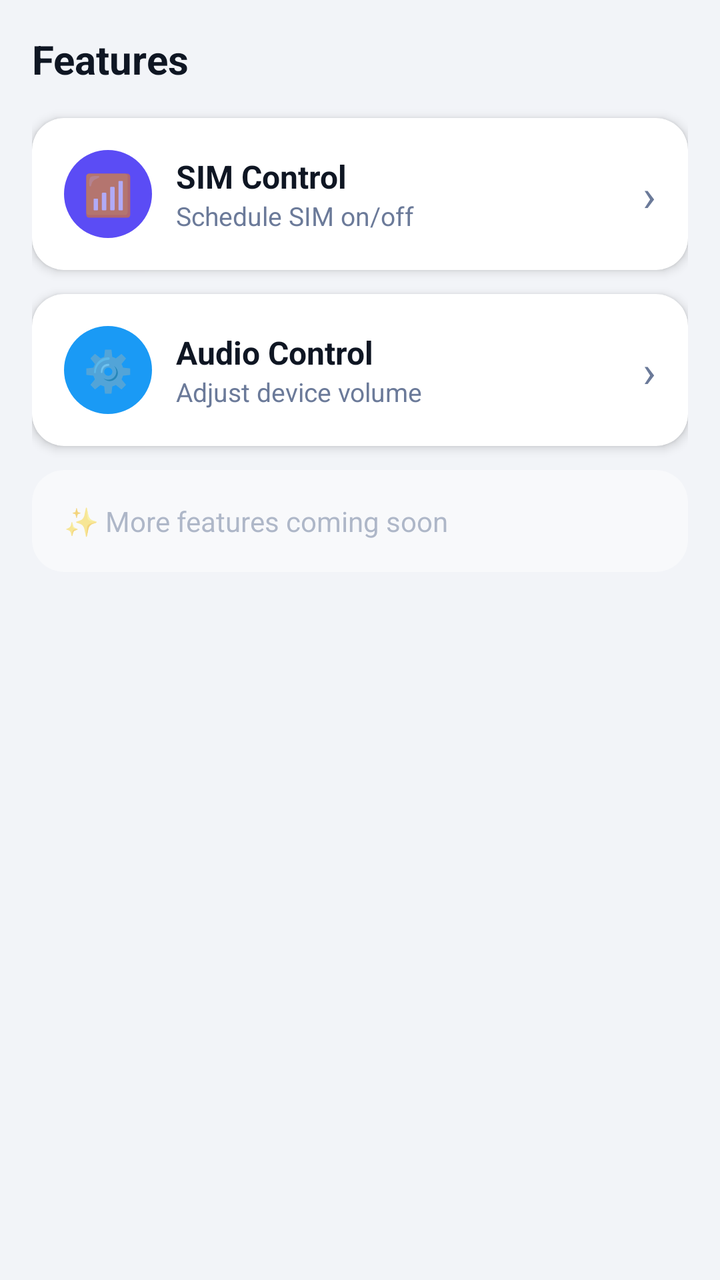
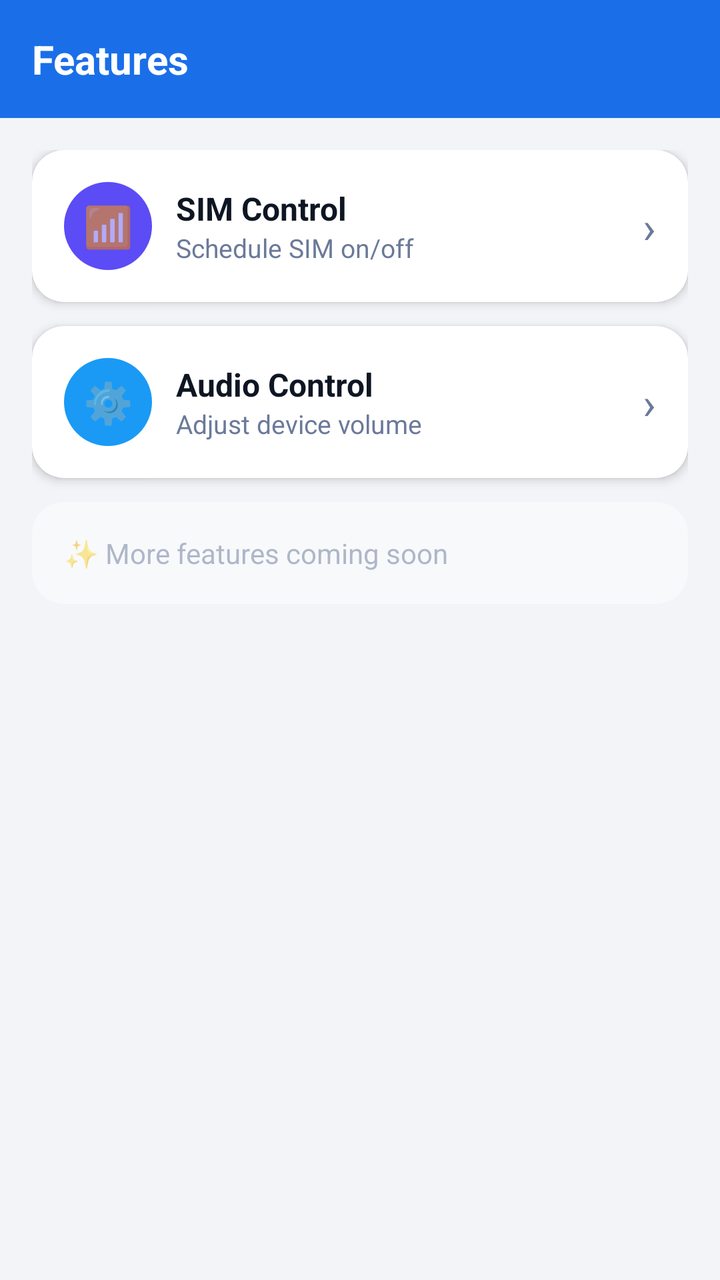

Two renders of the same Android screen: before a commit and after it. Below are the layout's source before the change and the commit's diff.
<!-- AndroidManifest.xml: application theme Theme.SimScheduler -->
<!-- res/layout/fragment_feature_list.xml -->
<?xml version="1.0" encoding="utf-8"?>
<ScrollView xmlns:android="http://schemas.android.com/apk/res/android"
    xmlns:app="http://schemas.android.com/apk/res-auto"
    android:layout_width="match_parent"
    android:layout_height="match_parent"
    android:background="@color/background">

    <LinearLayout
        android:layout_width="match_parent"
        android:layout_height="wrap_content"
        android:orientation="vertical"
        android:padding="16dp">

        
        <TextView
            android:layout_width="match_parent"
            android:layout_height="wrap_content"
            android:text="Features"
            android:textSize="20sp"
            android:textStyle="bold"
            android:textColor="@color/text_primary"
            android:layout_marginBottom="16dp"/>

        
        <androidx.cardview.widget.CardView
            android:id="@+id/simControlCard"
            android:layout_width="match_parent"
            android:layout_height="wrap_content"
            android:layout_marginBottom="12dp"
            android:clickable="true"
            android:focusable="true"
            android:foreground="?attr/selectableItemBackground"
            app:cardCornerRadius="16dp"
            app:cardElevation="3dp"
            app:cardBackgroundColor="@color/card_background">

            <LinearLayout
                android:layout_width="match_parent"
                android:layout_height="wrap_content"
                android:orientation="horizontal"
                android:gravity="center_vertical"
                android:padding="16dp">

                <TextView
                    android:layout_width="44dp"
                    android:layout_height="44dp"
                    android:text="📶"
                    android:textSize="20sp"
                    android:gravity="center"
                    android:background="@drawable/sim_badge"
                    android:layout_marginEnd="12dp"/>

                <LinearLayout
                    android:layout_width="0dp"
                    android:layout_height="wrap_content"
                    android:layout_weight="1"
                    android:orientation="vertical">

                    <TextView
                        android:layout_width="wrap_content"
                        android:layout_height="wrap_content"
                        android:text="SIM Control"
                        android:textSize="16sp"
                        android:textStyle="bold"
                        android:textColor="@color/text_primary"/>

                    <TextView
                        android:layout_width="wrap_content"
                        android:layout_height="wrap_content"
                        android:text="Schedule SIM on/off"
                        android:textSize="13sp"
                        android:textColor="@color/text_secondary"/>
                </LinearLayout>

                <TextView
                    android:layout_width="wrap_content"
                    android:layout_height="wrap_content"
                    android:text="›"
                    android:textSize="22sp"
                    android:textColor="@color/text_secondary"/>
            </LinearLayout>
        </androidx.cardview.widget.CardView>

        
        <androidx.cardview.widget.CardView
            android:id="@+id/audioControlCard"
            android:layout_width="match_parent"
            android:layout_height="wrap_content"
            android:layout_marginBottom="12dp"
            android:clickable="true"
            android:focusable="true"
            android:foreground="?attr/selectableItemBackground"
            app:cardCornerRadius="16dp"
            app:cardElevation="3dp"
            app:cardBackgroundColor="@color/card_background">

            <LinearLayout
                android:layout_width="match_parent"
                android:layout_height="wrap_content"
                android:orientation="horizontal"
                android:gravity="center_vertical"
                android:padding="16dp">

                <TextView
                    android:layout_width="44dp"
                    android:layout_height="44dp"
                    android:text="⚙️"
                    android:textSize="20sp"
                    android:gravity="center"
                    android:background="@drawable/sim_badge_2"
                    android:layout_marginEnd="12dp"/>

                <LinearLayout
                    android:layout_width="0dp"
                    android:layout_height="wrap_content"
                    android:layout_weight="1"
                    android:orientation="vertical">

                    <TextView
                        android:layout_width="wrap_content"
                        android:layout_height="wrap_content"
                        android:text="Audio Control"
                        android:textSize="16sp"
                        android:textStyle="bold"
                        android:textColor="@color/text_primary"/>

                    <TextView
                        android:layout_width="wrap_content"
                        android:layout_height="wrap_content"
                        android:text="Adjust device volume"
                        android:textSize="13sp"
                        android:textColor="@color/text_secondary"/>
                </LinearLayout>

                <TextView
                    android:layout_width="wrap_content"
                    android:layout_height="wrap_content"
                    android:text="›"
                    android:textSize="22sp"
                    android:textColor="@color/text_secondary"/>
            </LinearLayout>
        </androidx.cardview.widget.CardView>

        
        <androidx.cardview.widget.CardView
            android:layout_width="match_parent"
            android:layout_height="wrap_content"
            android:layout_marginBottom="12dp"
            android:alpha="0.5"
            app:cardCornerRadius="16dp"
            app:cardElevation="0dp"
            app:cardBackgroundColor="@color/card_background">

            <LinearLayout
                android:layout_width="match_parent"
                android:layout_height="wrap_content"
                android:orientation="horizontal"
                android:gravity="center_vertical"
                android:padding="16dp">

                <TextView
                    android:layout_width="wrap_content"
                    android:layout_height="wrap_content"
                    android:text="✨ More features coming soon"
                    android:textSize="14sp"
                    android:textColor="@color/text_secondary"/>
            </LinearLayout>
        </androidx.cardview.widget.CardView>

    </LinearLayout>
</ScrollView>
<!-- resources referenced by this layout -->
<resources>
  <color name="background">#F2F4F8</color>
  <color name="card_background">#FFFFFF</color>
  <color name="text_primary">#0F1623</color>
  <color name="text_secondary">#6B7A99</color>
  <!-- drawable sim_badge (drawable) -->
  <?xml version="1.0" encoding="utf-8"?>
  <shape xmlns:android="http://schemas.android.com/apk/res/android"
      android:shape="oval">
      <solid android:color="#5B4CF5" />
  </shape>
  <!-- drawable sim_badge_2 (drawable) -->
  <?xml version="1.0" encoding="utf-8"?>
  <shape xmlns:android="http://schemas.android.com/apk/res/android"
      android:shape="oval">
      <solid android:color="#1A9AF5" />
  </shape>
  <style name="Theme.SimScheduler" parent="Theme.MaterialComponents.Light.NoActionBar">
          <item name="colorPrimary">@color/accent</item>
          <item name="colorPrimaryVariant">@color/accent</item>
          <item name="colorOnPrimary">@android:color/white</item>
          <item name="android:windowBackground">@color/background</item>
          <item name="android:statusBarColor">@color/background</item>
          <item name="android:windowLightStatusBar">true</item>
      </style>
  <color name="accent">#1A6FE8</color>
</resources>

<!-- the commit's change to res/layout/fragment_feature_list.xml (unified diff, before → after) -->
@@ -8,8 +8,7 @@
     <LinearLayout
         android:layout_width="match_parent"
         android:layout_height="wrap_content"
-        android:orientation="vertical"
-        android:padding="16dp">
+        android:orientation="vertical">
 
         
         <TextView
@@ -18,8 +17,15 @@
             android:text="Features"
             android:textSize="20sp"
             android:textStyle="bold"
-            android:textColor="@color/text_primary"
-            android:layout_marginBottom="16dp"/>
+            android:textColor="#FFFFFF"
+            android:background="@color/accent"
+            android:padding="16dp"/>
+
+        <LinearLayout
+            android:layout_width="match_parent"
+            android:layout_height="wrap_content"
+            android:orientation="vertical"
+            android:padding="16dp">
 
         
         <androidx.cardview.widget.CardView
@@ -168,4 +174,5 @@
         </androidx.cardview.widget.CardView>
 
     </LinearLayout>
+    </LinearLayout>
 </ScrollView>
